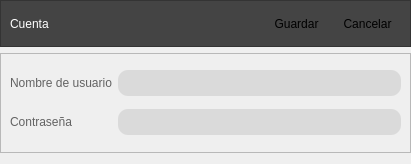
Qt form view/ui/account_form.ui (R0land013/blue-nauta) before a commit.
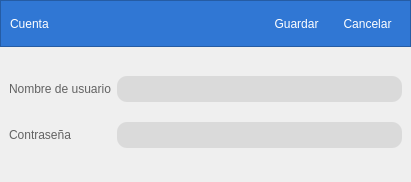
The same form after that commit. Icons and pictures are not drawn.

Commit message: Style: Some style changes

The edit to the form file:
```diff
--- a/view/ui/account_form.ui
+++ b/view/ui/account_form.ui
@@ -7,7 +7,7 @@
     <x>0</x>
     <y>0</y>
     <width>411</width>
-    <height>164</height>
+    <height>182</height>
    </rect>
   </property>
   <property name="windowTitle">
@@ -33,7 +33,7 @@
      </property>
      <property name="styleSheet">
       <string notr="true">QWidget #frame_2{
-	background-color: rgb(68, 68, 68);/*rgb(77, 77, 127);*/
+	background-color: rgb(48, 119, 212);/*rgb(77, 77, 127);*/
 }
 
 QToolButton{
@@ -82,6 +82,9 @@
         <property name="toolTip">
          <string>Guardar</string>
         </property>
+        <property name="styleSheet">
+         <string notr="true">color: white</string>
+        </property>
         <property name="text">
          <string>Guardar</string>
         </property>
@@ -95,6 +98,9 @@
           <height>24</height>
          </size>
         </property>
+        <property name="toolButtonStyle">
+         <enum>Qt::ToolButtonTextUnderIcon</enum>
+        </property>
         <property name="autoRaise">
          <bool>true</bool>
         </property>
@@ -105,6 +111,9 @@
         <property name="toolTip">
          <string>Regresar</string>
         </property>
+        <property name="styleSheet">
+         <string notr="true">color: white</string>
+        </property>
         <property name="text">
          <string>Cancelar</string>
         </property>
@@ -118,6 +127,9 @@
           <height>24</height>
          </size>
         </property>
+        <property name="toolButtonStyle">
+         <enum>Qt::ToolButtonTextUnderIcon</enum>
+        </property>
         <property name="autoRaise">
          <bool>true</bool>
         </property>
@@ -144,7 +156,7 @@
 }</string>
      </property>
      <property name="frameShape">
-      <enum>QFrame::StyledPanel</enum>
+      <enum>QFrame::NoFrame</enum>
      </property>
      <property name="frameShadow">
       <enum>QFrame::Raised</enum>
```
Left out of the diff: 14 changed lines with no effect on the pictures. The commit also changes 9 other files.
